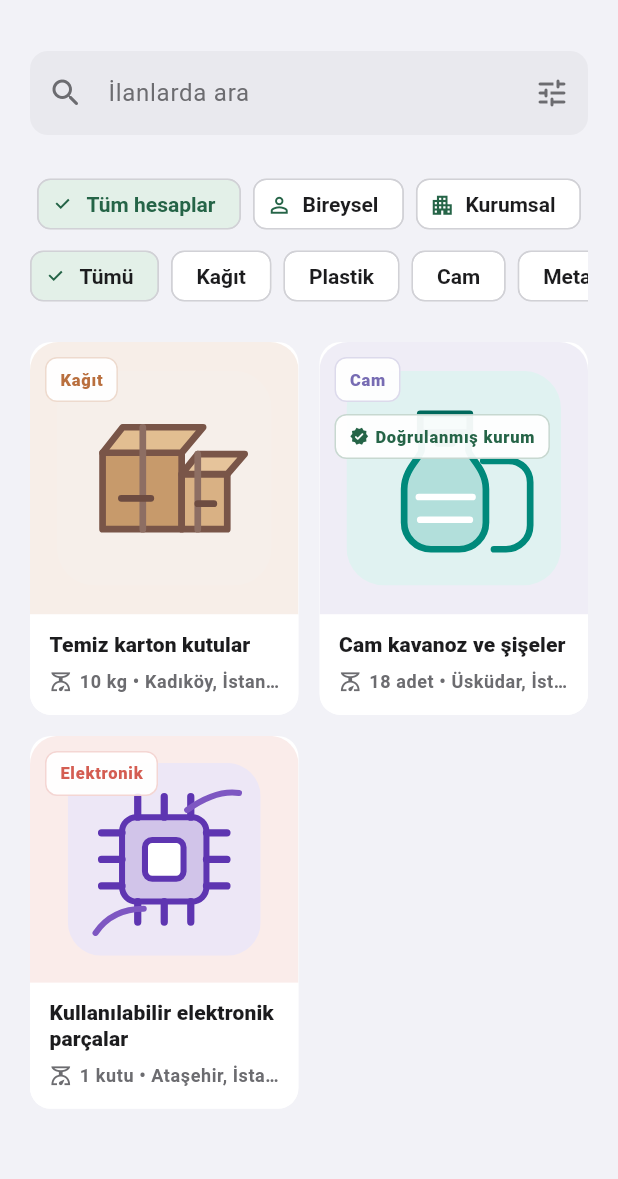
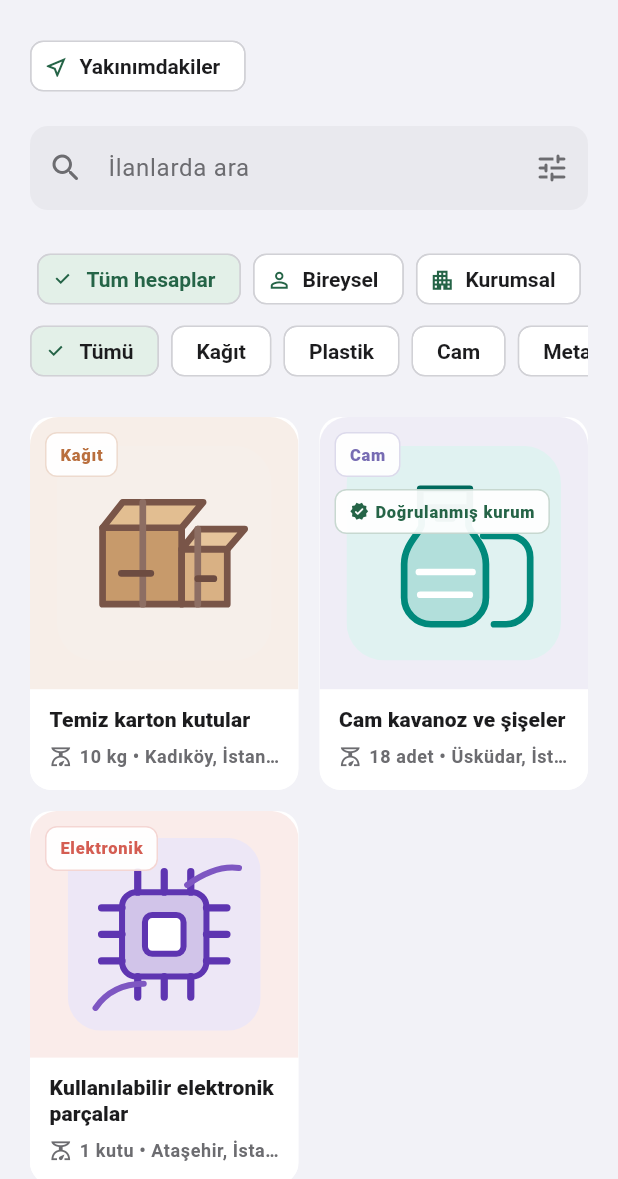
Before and after one commit to EbranurOzbalik/sifir_atik, a Flutter app: the ListingsPage screen opened directly, on a phone screen of 412 x 824 dp, the part 57-1236 px from its top. Run offline on Flutter 3.47's test engine with Material 3 defaults, Android fonts, the phone set to English and light mode, and no system bars; our stand-ins replace cloud_firestore, firebase_ai, firebase_auth, firebase_core, firebase_messaging, firebase_storage and 6 more; missing offline and left inert: firebase_app_check; accounts and stored records are empty.

Commit message:
Yakınımdaki ilanları göstermeyi ekledim

```diff
--- a/lib/screens/listings_page.dart
+++ b/lib/screens/listings_page.dart
@@ -7,6 +7,7 @@ import 'package:sifir_atik/models/listing_report.dart';
 import 'package:sifir_atik/models/listing_request.dart';
 import 'package:sifir_atik/models/user_profile.dart';
 import 'package:sifir_atik/services/listing_repository.dart';
+import 'package:sifir_atik/services/location_service.dart';
 import 'package:sifir_atik/theme/app_theme.dart';
 import 'package:sifir_atik/widgets/listing_preview_card.dart';
 import 'package:sifir_atik/widgets/responsive_layout.dart';
@@ -19,6 +20,7 @@ class ListingsPage extends StatefulWidget {
     this.currentUserName,
     this.isFirebaseReady,
     this.embedded = false,
+    this.locationClient = const DeviceLocationService(),
   });
 
   final ListingRepository repository;
@@ -26,18 +28,24 @@ class ListingsPage extends StatefulWidget {
   final String? currentUserName;
   final bool? isFirebaseReady;
   final bool embedded;
+  final LocationClient locationClient;
 
   @override
   State<ListingsPage> createState() => _ListingsPageState();
 }
 
 class _ListingsPageState extends State<ListingsPage> {
+  static const _nearbyRadiusKm = 25.0;
+
   final Map<String, ListingRequest> _requestsByListingId = {};
   final _searchController = TextEditingController();
 
   String _selectedCategory = 'Tümü';
   AccountType? _selectedOwnerType;
   List<Listing> _listings = sampleListings;
+  AppLocation? _currentLocation;
+  bool _nearbyOnly = false;
+  bool _isLocating = false;
 
   bool get _hasFirebase => widget.isFirebaseReady ?? Firebase.apps.isNotEmpty;
 
@@ -55,7 +63,7 @@ class _ListingsPageState extends State<ListingsPage> {
   List<Listing> get _filteredListings {
     final query = _searchController.text.trim().toLowerCase();
 
-    return _listings.where((listing) {
+    final matchingListings = _listings.where((listing) {
       final matchesCategory =
           _selectedCategory == 'Tümü' || listing.category == _selectedCategory;
       final matchesQuery =
@@ -69,6 +77,58 @@ class _ListingsPageState extends State<ListingsPage> {
 
       return matchesCategory && matchesQuery && matchesOwnerType;
     }).toList();
+
+    if (!_nearbyOnly || _currentLocation == null) return matchingListings;
+
+    return matchingListings.where((listing) {
+      final distance = _distanceFor(listing);
+      return distance != null && distance <= _nearbyRadiusKm;
+    }).toList()..sort(
+      (first, second) => _distanceFor(first)!.compareTo(_distanceFor(second)!),
+    );
+  }
+
+  double? _distanceFor(Listing listing) {
+    final currentLocation = _currentLocation;
+    if (currentLocation == null || !listing.hasCoordinates) return null;
+
+    return distanceInKilometers(
+      currentLocation,
+      AppLocation(latitude: listing.latitude!, longitude: listing.longitude!),
+    );
+  }
+
+  Future<void> _toggleNearby() async {
+    if (_nearbyOnly) {
+      setState(() => _nearbyOnly = false);
+      return;
+    }
+    if (_isLocating) return;
+
+    setState(() => _isLocating = true);
+    try {
+      final location = await widget.locationClient.getCurrentLocation();
+      if (!mounted) return;
+      setState(() {
+        _currentLocation = location;
+        _nearbyOnly = true;
+      });
+    } on LocationServiceException catch (error) {
+      _showLocationMessage(error.message);
+    } catch (_) {
+      _showLocationMessage('Konum alınamadı. Biraz sonra tekrar deneyin.');
+    } finally {
+      if (mounted) setState(() => _isLocating = false);
+    }
+  }
+
+  void _showLocationMessage(String message) {
+    if (!mounted) return;
+    ScaffoldMessenger.of(context)
+      ..hideCurrentSnackBar()
+      ..showSnackBar(
+        SnackBar(content: Text(message), behavior: SnackBarBehavior.floating),
+      );
   }
 
   @override
@@ -140,6 +200,32 @@ class _ListingsPageState extends State<ListingsPage> {
               ),
             ),
           ),
+        SliverPadding(
+          padding: EdgeInsets.fromLTRB(
+            horizontalPadding,
+            2,
+            horizontalPadding,
+            0,
+          ),
+          sliver: SliverToBoxAdapter(
+            child: ResponsiveContent(
+              child: Align(
+                alignment: Alignment.centerLeft,
+                child: FilterChip(
+                  selected: _nearbyOnly,
+                  avatar: _isLocating
+                      ? const SizedBox.square(
+                          dimension: 16,
+                          child: CircularProgressIndicator(strokeWidth: 2),
+                        )
+                      : const Icon(Icons.near_me_outlined, size: 17),
+                  label: const Text('Yakınımdakiler'),
+                  onSelected: _isLocating ? null : (_) => _toggleNearby(),
+                ),
+              ),
+            ),
+          ),
+        ),
         SliverPadding(
           padding: EdgeInsets.fromLTRB(
             horizontalPadding,
@@ -247,10 +333,42 @@ class _ListingsPageState extends State<ListingsPage> {
             ),
           ),
         ),
+        if (_nearbyOnly)
+          SliverPadding(
+            padding: EdgeInsets.fromLTRB(
+              horizontalPadding,
+              12,
+              horizontalPadding,
+              0,
+            ),
+            sliver: SliverToBoxAdapter(
+              child: ResponsiveContent(
+                child: Row(
+                  children: [
+                    Icon(
+                      Icons.my_location_rounded,
+                      size: 17,
+                      color: Theme.of(context).colorScheme.primary,
+                    ),
+                    const SizedBox(width: 7),
+                    Expanded(
+                      child: Text(
+                        '25 km içindeki ilanlar yakından uzağa sıralanıyor.',
+                        style: Theme.of(context).textTheme.bodySmall?.copyWith(
+                          color: Theme.of(context).colorScheme.onSurfaceVariant,
+                          fontWeight: FontWeight.w600,
+                        ),
+                      ),
+                    ),
+                  ],
+                ),
+              ),
+            ),
+          ),
         if (filteredListings.isEmpty)
-          const SliverFillRemaining(
+          SliverFillRemaining(
             hasScrollBody: false,
-            child: _EmptyListingsMessage(),
+            child: _EmptyListingsMessage(isNearbyFilter: _nearbyOnly),
           )
         else
           SliverPadding(
@@ -267,6 +385,7 @@ class _ListingsPageState extends State<ListingsPage> {
                 return ListingPreviewCard(
                   listing: listing,
                   request: _requestsByListingId[listing.id],
+                  distanceKm: _nearbyOnly ? _distanceFor(listing) : null,
                   onTap: () => _openListingDetail(listing),
                 );
               }, childCount: filteredListings.length),
@@ -819,7 +938,9 @@ class _RequestStatusCard extends StatelessWidget {
 }
 
 class _EmptyListingsMessage extends StatelessWidget {
-  const _EmptyListingsMessage();
+  const _EmptyListingsMessage({this.isNearbyFilter = false});
+
+  final bool isNearbyFilter;
 
   @override
   Widget build(BuildContext context) {
@@ -838,14 +959,18 @@ class _EmptyListingsMessage extends StatelessWidget {
             ),
             const SizedBox(height: 12),
             Text(
-              'Uygun ilan bulunamadı.',
+              isNearbyFilter
+                  ? 'Yakınınızda ilan bulunamadı.'
+                  : 'Uygun ilan bulunamadı.',
               style: Theme.of(
                 context,
               ).textTheme.titleMedium?.copyWith(fontWeight: FontWeight.w800),
             ),
             const SizedBox(height: 5),
             Text(
-              'Arama veya kategori filtresini değiştirmeyi deneyin.',
+              isNearbyFilter
+                  ? '25 km içindeki ilanlarda konum bilgisi bulunmuyor olabilir.'
+                  : 'Arama veya kategori filtresini değiştirmeyi deneyin.',
               textAlign: TextAlign.center,
               style: TextStyle(color: colorScheme.onSurfaceVariant),
             ),
--- a/lib/widgets/listing_preview_card.dart
+++ b/lib/widgets/listing_preview_card.dart
@@ -4,6 +4,7 @@ import 'package:sifir_atik/models/listing.dart';
 import 'package:sifir_atik/models/listing_request.dart';
 import 'package:sifir_atik/models/user_profile.dart';
 import 'package:sifir_atik/theme/app_theme.dart';
+import 'package:sifir_atik/services/location_service.dart';
 
 class ListingPreviewCard extends StatelessWidget {
   const ListingPreviewCard({
@@ -11,10 +12,12 @@ class ListingPreviewCard extends StatelessWidget {
     required this.listing,
     required this.onTap,
     this.request,
+    this.distanceKm,
   });
 
   final Listing listing;
   final ListingRequest? request;
+  final double? distanceKm;
   final VoidCallback onTap;
 
   @override
@@ -72,6 +75,16 @@ class ListingPreviewCard extends StatelessWidget {
                         child: _Badge(
                           label: requestStatusLabel(request!.status),
                           color: requestStatusColor(request!.status),
+                        ),
+                      ),
+                    if (distanceKm != null)
+                      Positioned(
+                        right: 10,
+                        bottom: 10,
+                        child: _Badge(
+                          label: formatDistance(distanceKm!),
+                          color: colorScheme.primary,
+                          icon: Icons.near_me_rounded,
                         ),
                       ),
                   ],
```
Also changed, not shown: 1 other file.
